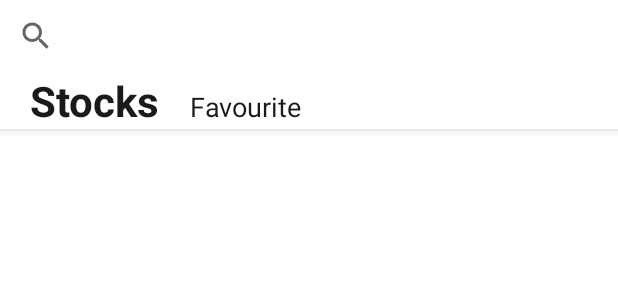
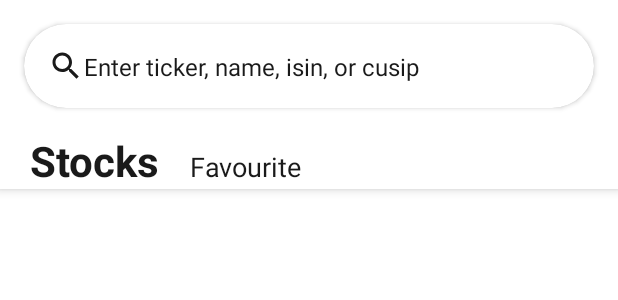
Before and after one commit to Freeezzzi/FinanceApp, an Android app: the layout quotes_list_fragment.xml on its own in the app's theme, with its tools: preview values and no code run, on a phone screen of 412 x 824 dp. Shown: the top 300 px of the screen. Run offline under Robolectric (Android 15) with nearby library versions, the phone set to English and light mode, and no system bars.

Commit message:
add search fragment and clickable card view on main page

```diff
--- a/app/src/main/java/ru/freeezzzi/yandex_test_task/testapplication/Screens.kt
+++ b/app/src/main/java/ru/freeezzzi/yandex_test_task/testapplication/Screens.kt
@@ -5,6 +5,7 @@ import androidx.fragment.app.FragmentFactory
 import com.github.terrakok.cicerone.androidx.Creator
 import com.github.terrakok.cicerone.androidx.FragmentScreen
 import ru.freeezzzi.yandex_test_task.testapplication.ui.quoteslist.QuotesListFragment
+import ru.freeezzzi.yandex_test_task.testapplication.ui.searchfragment.SearchFragment
 
 object Screens {
     fun tradesListFragment() : FragmentScreen =
@@ -12,6 +13,11 @@ object Screens {
                     fragmentCreator = FragmentCreator(QuotesListFragment.newInstance())
             )
 
+    fun searchFragment() : FragmentScreen =
+            FragmentScreen(
+                    fragmentCreator = FragmentCreator(SearchFragment.newInstance())
+            )
+
     class FragmentCreator(private val fragment: Fragment) : Creator<FragmentFactory, Fragment> {
         override fun create(argument: FragmentFactory): Fragment =
                 fragment
--- a/app/src/main/java/ru/freeezzzi/yandex_test_task/testapplication/ui/quoteslist/QuotesListFragment.kt
+++ b/app/src/main/java/ru/freeezzzi/yandex_test_task/testapplication/ui/quoteslist/QuotesListFragment.kt
@@ -1,6 +1,7 @@
 package ru.freeezzzi.yandex_test_task.testapplication.ui.quoteslist
 
 import android.graphics.Typeface
+import android.os.Bundle
 import android.util.TypedValue
 import android.view.View
 import android.widget.TextView
@@ -75,6 +76,8 @@ class QuotesListFragment : BaseFragment(R.layout.quotes_list_fragment) {
             binding.tradesViewpager.setCurrentItem(1, true)
         }
         // set click listener on searchView
+        binding.searchCardview.setOnClickListener { viewModel.searchAction() }
+        binding.tradesListEdittext.setOnClickListener { viewModel.searchAction() }
 
         // observe
         viewModel.companies.observe(viewLifecycleOwner, this::updateAllAdapter)
--- a/app/src/main/java/ru/freeezzzi/yandex_test_task/testapplication/ui/quoteslist/QuotesListViewModel.kt
+++ b/app/src/main/java/ru/freeezzzi/yandex_test_task/testapplication/ui/quoteslist/QuotesListViewModel.kt
@@ -7,6 +7,7 @@ import androidx.lifecycle.viewModelScope
 import com.github.terrakok.cicerone.Router
 import kotlinx.coroutines.launch
 import ru.freeezzzi.yandex_test_task.testapplication.BuildConfig
+import ru.freeezzzi.yandex_test_task.testapplication.Screens
 import ru.freeezzzi.yandex_test_task.testapplication.data.local.FavoriteCompaniesDatabase
 import ru.freeezzzi.yandex_test_task.testapplication.data.local.entities.toCompanyProfile
 import ru.freeezzzi.yandex_test_task.testapplication.domain.OperationResult
@@ -34,8 +35,8 @@ class QuotesListViewModel @Inject constructor(
 
     private var companiesCount = 0
 
-    fun searchAction(symbols:String){
-
+    fun searchAction(){
+        router.navigateTo(Screens.searchFragment(), true)
     }
 
     fun addToFavorites(companyProfile: CompanyProfile) {
--- /dev/null
+++ b/app/src/main/res/drawable/ic_arrow_back.xml
@@ -0,0 +1,5 @@
+<vector android:height="24dp" android:tint="#1A1A1A"
+    android:viewportHeight="24" android:viewportWidth="24"
+    android:width="24dp" xmlns:android="http://schemas.android.com/apk/res/android">
+    <path android:fillColor="@android:color/white" android:pathData="M20,11H7.83l5.59,-5.59L12,4l-8,8 8,8 1.41,-1.41L7.83,13H20v-2z"/>
+</vector>
--- /dev/null
+++ b/app/src/main/res/drawable/ic_close.xml
@@ -0,0 +1,5 @@
+<vector android:height="24dp" android:tint="#1A1A1A"
+    android:viewportHeight="24" android:viewportWidth="24"
+    android:width="24dp" xmlns:android="http://schemas.android.com/apk/res/android">
+    <path android:fillColor="@android:color/white" android:pathData="M18.3,5.71c-0.39,-0.39 -1.02,-0.39 -1.41,0L12,10.59 7.11,5.7c-0.39,-0.39 -1.02,-0.39 -1.41,0 -0.39,0.39 -0.39,1.02 0,1.41L10.59,12 5.7,16.89c-0.39,0.39 -0.39,1.02 0,1.41 0.39,0.39 1.02,0.39 1.41,0L12,13.41l4.89,4.89c0.39,0.39 1.02,0.39 1.41,0 0.39,-0.39 0.39,-1.02 0,-1.41L13.41,12l4.89,-4.89c0.38,-0.38 0.38,-1.02 0,-1.4z"/>
+</vector>
--- /dev/null
+++ b/app/src/main/res/drawable/ic_search.xml
@@ -0,0 +1,5 @@
+<vector android:height="24dp" android:tint="#1A1A1A"
+    android:viewportHeight="24" android:viewportWidth="24"
+    android:width="24dp" xmlns:android="http://schemas.android.com/apk/res/android">
+    <path android:fillColor="@android:color/white" android:pathData="M15.5,14h-0.79l-0.28,-0.27C15.41,12.59 16,11.11 16,9.5 16,5.91 13.09,3 9.5,3S3,5.91 3,9.5 5.91,16 9.5,16c1.61,0 3.09,-0.59 4.23,-1.57l0.27,0.28v0.79l5,4.99L20.49,19l-4.99,-5zM9.5,14C7.01,14 5,11.99 5,9.5S7.01,5 9.5,5 14,7.01 14,9.5 11.99,14 9.5,14z"/>
+</vector>
--- a/app/src/main/res/layout/quotes_list_fragment.xml
+++ b/app/src/main/res/layout/quotes_list_fragment.xml
@@ -10,13 +10,49 @@
         android:layout_height="wrap_content"
         android:background="@color/white">
 
-        <SearchView
-            android:id="@+id/trades_search"
+        <androidx.cardview.widget.CardView
+            android:id="@+id/search_cardview"
             android:layout_width="match_parent"
             android:layout_height="wrap_content"
-            app:layout_constraintTop_toTopOf="parent"
-            app:layout_scrollFlags="scroll|snap"
-            tools:layout_editor_absoluteX="202dp"/>
+            android:layout_margin="@dimen/standard_margin"
+            app:cardCornerRadius="48dp"
+            app:layout_scrollFlags="snap|scroll">
+
+            <androidx.constraintlayout.widget.ConstraintLayout
+                android:layout_width="match_parent"
+                android:layout_height="match_parent">
+
+                <ImageButton
+                    android:id="@+id/imageButton"
+                    android:layout_width="24dp"
+                    android:layout_height="24dp"
+                    android:layout_margin="@dimen/standard_margin"
+                    android:background="@drawable/ic_search"
+                    android:clickable="false"
+                    app:layout_constraintBottom_toBottomOf="parent"
+                    app:layout_constraintStart_toStartOf="parent"
+                    app:layout_constraintTop_toTopOf="parent" />
+
+                <TextView
+                    android:id="@+id/trades_list_edittext"
+                    android:layout_width="0dp"
+                    android:layout_height="wrap_content"
+                    android:layout_marginEnd="20dp"
+                    android:clickable="false"
+                    android:hint="@string/query_label"
+                    android:linksClickable="false"
+                    android:longClickable="false"
+                    android:textColor="@color/font_black"
+                    android:textColorHint="@color/font_black"
+                    android:textSize="16sp"
+                    app:layout_constraintBottom_toBottomOf="parent"
+                    app:layout_constraintEnd_toEndOf="parent"
+                    app:layout_constraintStart_toEndOf="@+id/imageButton"
+                    app:layout_constraintTop_toTopOf="parent" />
+
+            </androidx.constraintlayout.widget.ConstraintLayout>
+
+        </androidx.cardview.widget.CardView>
 
         <LinearLayout
             android:layout_width="match_parent"
--- a/app/src/main/res/values/strings.xml
+++ b/app/src/main/res/values/strings.xml
@@ -7,4 +7,5 @@
     <string name="limit_error">Api limit reached.Please try again later</string>
     <string name="stocks_name">Stocks</string>
     <string name="favorite_name">Favourite</string>
+    <string name="query_label">Enter ticker, name, isin, or cusip</string>
 </resources>
--- a/app/src/main/res/values/themes.xml
+++ b/app/src/main/res/values/themes.xml
@@ -11,6 +11,9 @@
         <item name="colorOnSecondary">@color/black</item>
         <!-- Status bar color. -->
         <item name="android:statusBarColor" tools:targetApi="l">?attr/colorPrimaryVariant</item>
+        <item name="colorControlNormal">@color/font_black</item>
+        <item name="colorControlActivated">@color/font_black</item>
+        <item name="colorControlHighlight">@color/font_black</item>
         <!-- Customize your theme here. -->
     </style>
 </resources>
```
Also changed, not shown: app/src/main/java/ru/freeezzzi/yandex_test_task/testapplication/di/viewmodels/searchfragment/SearchFragmentViewModelComponent.kt (added, +12 -0 lines), app/src/main/java/ru/freeezzzi/yandex_test_task/testapplication/ui/searchfragment/SearchFragment.kt (added, +38 -0 lines), app/src/main/java/ru/freeezzzi/yandex_test_task/testapplication/ui/searchfragment/SearchFragmentViewModel.kt (added, +16 -0 lines), app/src/main/res/layout/search_fragment.xml (added, +80 -0 lines).
